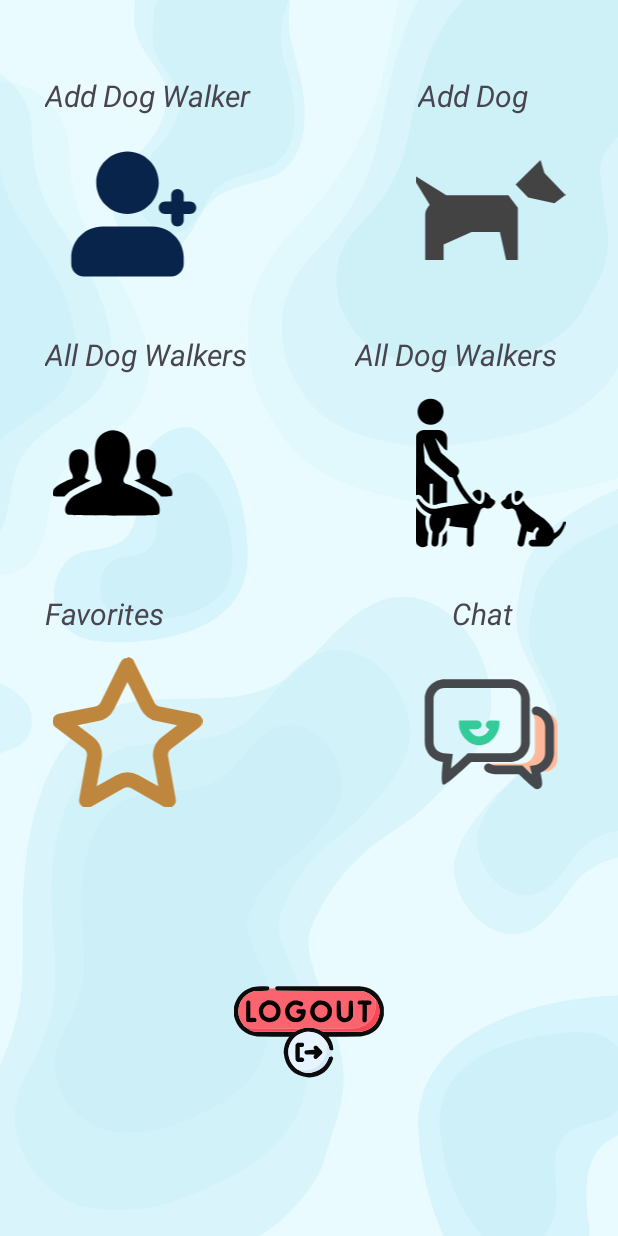
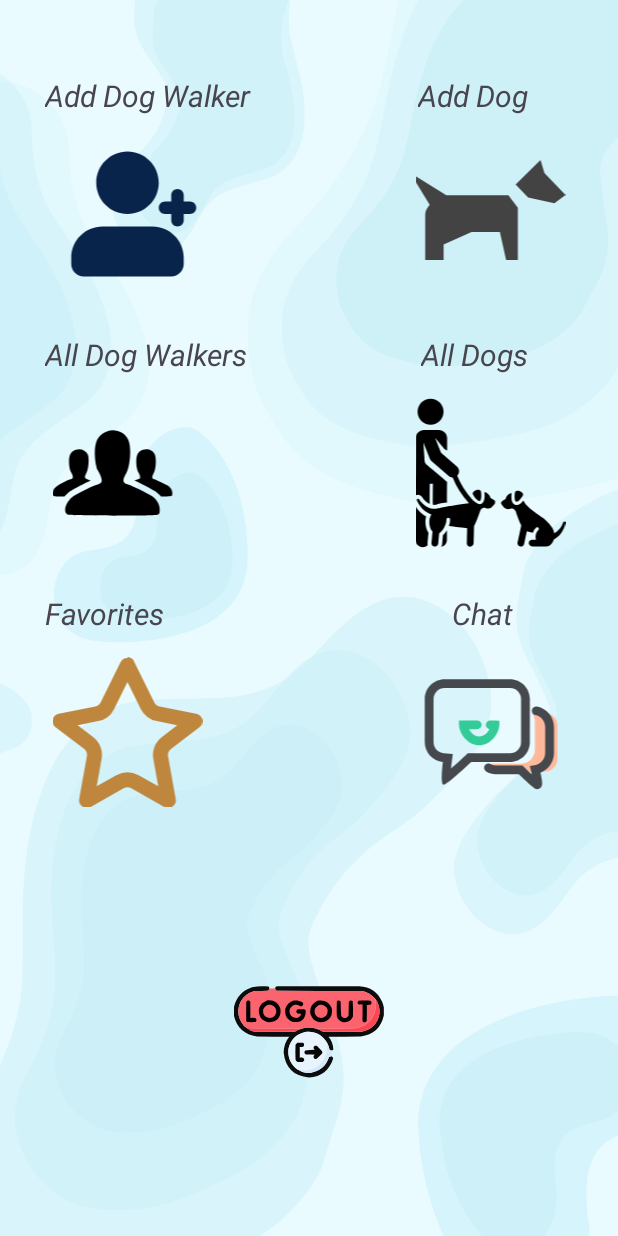
Before and after one commit to AmitTalLevi/DogWalker, an Android app: the MenuActivity screen opened directly, with no data from a screen before it, on a phone screen of 412 x 824 dp. Run offline under Robolectric (Android 15) with nearby library versions, the phone set to English and light mode, and no system bars; libraries missing offline, so code that uses them is left out: com.firebase.ui.

Commit message:
Update activity_menu.xml

```diff
--- a/app/src/main/res/layout/activity_menu.xml
+++ b/app/src/main/res/layout/activity_menu.xml
@@ -84,11 +84,11 @@
         android:id="@+id/menu_LBL_allDogs"
         android:layout_width="wrap_content"
         android:layout_height="wrap_content"
-        android:layout_marginEnd="40dp"
+        android:layout_marginEnd="60dp"
         android:layout_alignParentEnd="true"
         android:layout_marginTop="30dp"
         android:layout_below="@id/menu_IMG_addDog"
-        android:text="@string/all_dog_walkers"
+        android:text="@string/all_dogs"
         android:textSize="20sp"
         android:textStyle="italic"
         />
```
